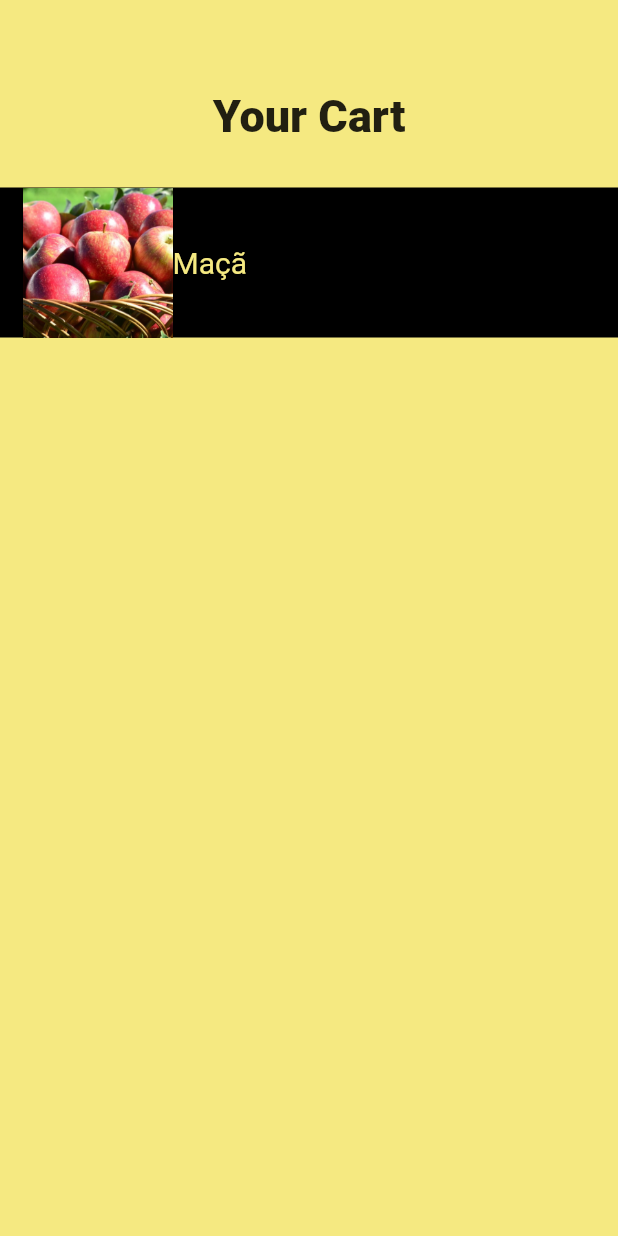
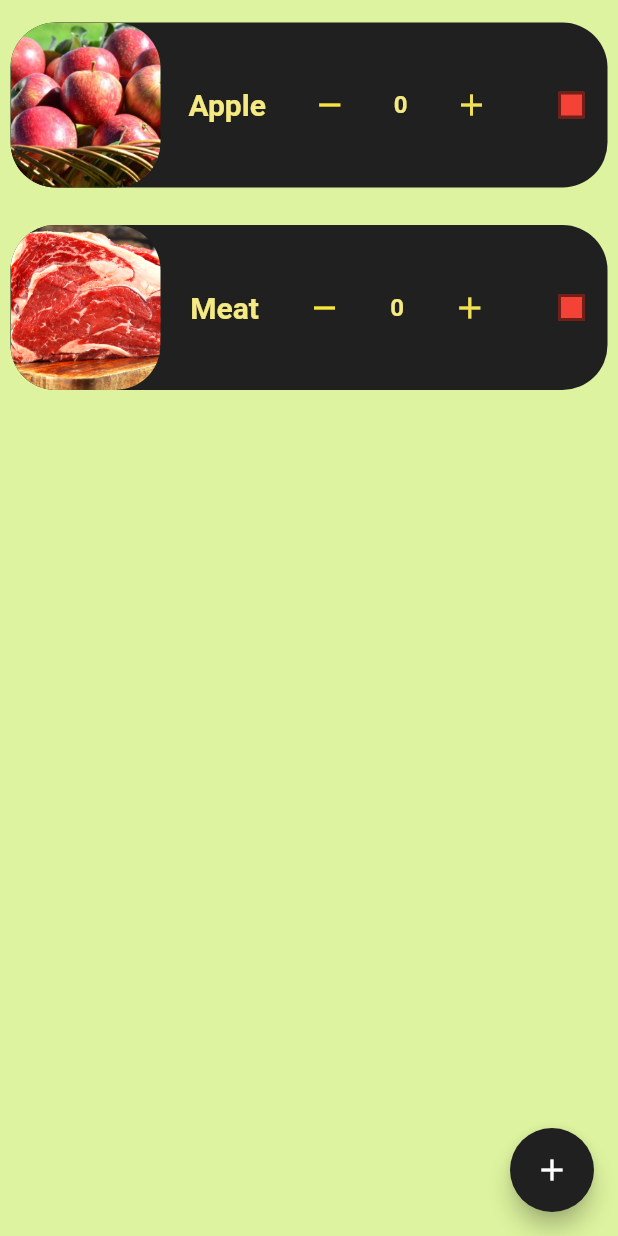
Before and after one commit to bath0ry/shopping_list, a Flutter app: the screen it shows after launch, on a phone screen of 412 x 824 dp. Run offline on Flutter 3.47's test engine with Material 2 defaults, Android fonts, the phone set to English and light mode, and no system bars.

Commit message:
add inherited/home widgets/controller

```diff
--- /dev/null
+++ b/lib/cart_items_widget.dart
@@ -0,0 +1,116 @@
+import 'package:flutter/material.dart';
+
+class CartItems extends StatefulWidget {
+  final String itemName;
+  final String itemImage;
+
+  CartItems(this.itemName, this.itemImage, {Key? key}) : super(key: key);
+  int itemQuanty = 0;
+
+  @override
+  State<CartItems> createState() => _CartItemsState();
+}
+
+class _CartItemsState extends State<CartItems> {
+  bool? isChecked = false;
+
+  void incrementItem() {
+    if (widget.itemQuanty <= 49) {
+      setState(() {
+        widget.itemQuanty++;
+      });
+    }
+  }
+
+  void decrementItem() {
+    if (widget.itemQuanty >= 1) {
+      setState(() {
+        widget.itemQuanty--;
+      });
+    }
+  }
+
+  bool assetOrNetwork() {
+    if (widget.itemImage.contains('http')) {
+      return false;
+    }
+    return true;
+  }
+
+  @override
+  Widget build(BuildContext context) {
+    return Padding(
+      padding: const EdgeInsets.only(top: 15, bottom: 10, right: 7, left: 7),
+      child: Container(
+        decoration: BoxDecoration(
+          borderRadius: BorderRadius.circular(30),
+          color: Color.fromARGB(255, 32, 32, 32),
+        ),
+        width: 100,
+        height: 110,
+        child: Row(
+          mainAxisAlignment: MainAxisAlignment.spaceBetween,
+          children: [
+            ClipRRect(
+              borderRadius: BorderRadius.circular(30),
+              child: assetOrNetwork()
+                  ? Image.asset(
+                      widget.itemImage,
+                      width: 100,
+                      height: 120,
+                      fit: BoxFit.cover,
+                    )
+                  : Image.network(
+                      widget.itemImage,
+                      height: 100,
+                      width: 72,
+                      fit: BoxFit.cover,
+                      errorBuilder: (context, error, stackTrace) {
+                        return Image.asset('assets/images/noimage.jpg');
+                      },
+                    ),
+            ),
+            Text(
+              widget.itemName,
+              style: TextStyle(
+                  color: Color.fromARGB(255, 245, 233, 129),
+                  fontSize: 20,
+                  fontWeight: FontWeight.w600),
+            ),
+            IconButton(
+                onPressed: () {
+                  decrementItem();
+                },
+                icon: Icon(
+                  Icons.remove,
+                  color: Color.fromARGB(255, 247, 228, 61),
+                )),
+            Text(
+              '${widget.itemQuanty}',
+              style: TextStyle(
+                  fontSize: 16,
+                  color: Color.fromARGB(255, 245, 233, 129),
+                  fontWeight: FontWeight.w600),
+            ),
+            IconButton(
+                onPressed: () {
+                  incrementItem();
+                },
+                icon: Icon(
+                  Icons.add,
+                  color: Color.fromARGB(255, 240, 224, 85),
+                )),
+            Checkbox(
+                fillColor: MaterialStateProperty.all(Colors.red),
+                value: isChecked,
+                onChanged: ((newBool) {
+                  setState(() {
+                    isChecked = newBool;
+                  });
+                }))
+          ],
+        ),
+      ),
+    );
+  }
+}
--- a/lib/home_page.dart
+++ b/lib/home_page.dart
@@ -1,63 +1,30 @@
 import 'package:flutter/material.dart';
+import 'package:shopping_list/cart_items_widget.dart';
+import 'package:shopping_list/form_page.dart';
+import 'package:shopping_list/inherited_items.dart';
 
-class HomePage extends StatefulWidget {
-  const HomePage({
-    super.key,
-  });
+class HomePage extends StatelessWidget {
+  const HomePage({super.key});
 
-  @override
-  State<HomePage> createState() => _HomePageState();
-}
-
-class _HomePageState extends State<HomePage> {
   @override
   Widget build(BuildContext context) {
     return Scaffold(
-      backgroundColor: Color.fromARGB(255, 245, 233, 129),
+      floatingActionButton: FloatingActionButton(
+        backgroundColor: Color.fromARGB(255, 32, 32, 32),
+        onPressed: () {
+          Navigator.of(context).push(MaterialPageRoute(
+              builder: (BuildContext contextNew) => FormPage(
+                    itemContext: context,
+                  )));
+        },
+        child: Icon(
+          Icons.add,
+        ),
+      ),
+      backgroundColor: Color.fromARGB(255, 221, 243, 159),
       body: Stack(children: [
         ListView(
-          children: [
-            Column(
-              children: [
-                Padding(
-                  padding: const EdgeInsets.only(
-                    top: 60,
-                  ),
-                  child: Text(
-                    'Your Cart',
-                    style: TextStyle(fontSize: 30, fontWeight: FontWeight.w900),
-                  ),
-                ),
-              ],
-            ),
-            SizedBox(
-              height: 30,
-            ),
-            Container(
-              color: Colors.black,
-              width: 100,
-              height: 100,
-              child: Row(
-                children: [
-                  Padding(
-                    padding: const EdgeInsets.only(left: 15),
-                    child: Image.asset(
-                      'assets/images/maca.jpg',
-                      width: 100,
-                      height: 100,
-                      fit: BoxFit.cover,
-                    ),
-                  ),
-                  Text(
-                    'Maçã',
-                    style: TextStyle(
-                        color: Color.fromARGB(255, 245, 233, 129),
-                        fontSize: 20),
-                  )
-                ],
-              ),
-            ),
-          ],
+          children: ItemCartInhertied.of(context).itemsList,
         ),
       ]),
     );
--- /dev/null
+++ b/lib/inherited_items.dart
@@ -0,0 +1,25 @@
+import 'package:flutter/material.dart';
+import 'package:shopping_list/cart_items_widget.dart';
+
+class ItemCartInhertied extends InheritedWidget {
+  ItemCartInhertied({required super.child});
+  final List<CartItems> itemsList = [
+    CartItems('Apple', 'assets/images/maca.jpg'),
+    CartItems('Meat', 'assets/images/carne.png'),
+  ];
+  void newItem(String name, String image) {
+    itemsList.add(CartItems(name, image));
+  }
+
+  static ItemCartInhertied of(BuildContext context) {
+    final ItemCartInhertied? result =
+        context.dependOnInheritedWidgetOfExactType<ItemCartInhertied>();
+    assert(result != null, 'No found in context');
+    return result!;
+  }
+
+  @override
+  bool updateShouldNotify(ItemCartInhertied oldWidget) {
+    return oldWidget.itemsList.length != itemsList.length;
+  }
+}
--- a/lib/main.dart
+++ b/lib/main.dart
@@ -1,5 +1,6 @@
 import 'package:flutter/material.dart';
 import 'package:shopping_list/home_page.dart';
+import 'package:shopping_list/inherited_items.dart';
 
 void main() {
   runApp(const MyApp());
@@ -17,7 +18,7 @@ class MyApp extends StatelessWidget {
       theme: ThemeData(
         primarySwatch: Colors.blue,
       ),
-      home: const HomePage(),
+      home: SafeArea(child: ItemCartInhertied(child: HomePage())),
     );
   }
 }
--- a/pubspec.yaml
+++ b/pubspec.yaml
@@ -62,6 +62,9 @@ flutter:
   # To add assets to your application, add an assets section, like this:
   assets:
     - assets/images/maca.jpg
+    - assets/images/carne.png
+    - assets/images/noimage.jpg
+    - assets/images/sal.jpeg
 
 
   # An image asset can refer to one or more resolution-specific "variants", see
```
Also changed, not shown: lib/form_page.dart (added, +162 -0 lines), assets/images/carne.png (added), assets/images/noimage.jpg (added), assets/images/sal.jpeg (added).
